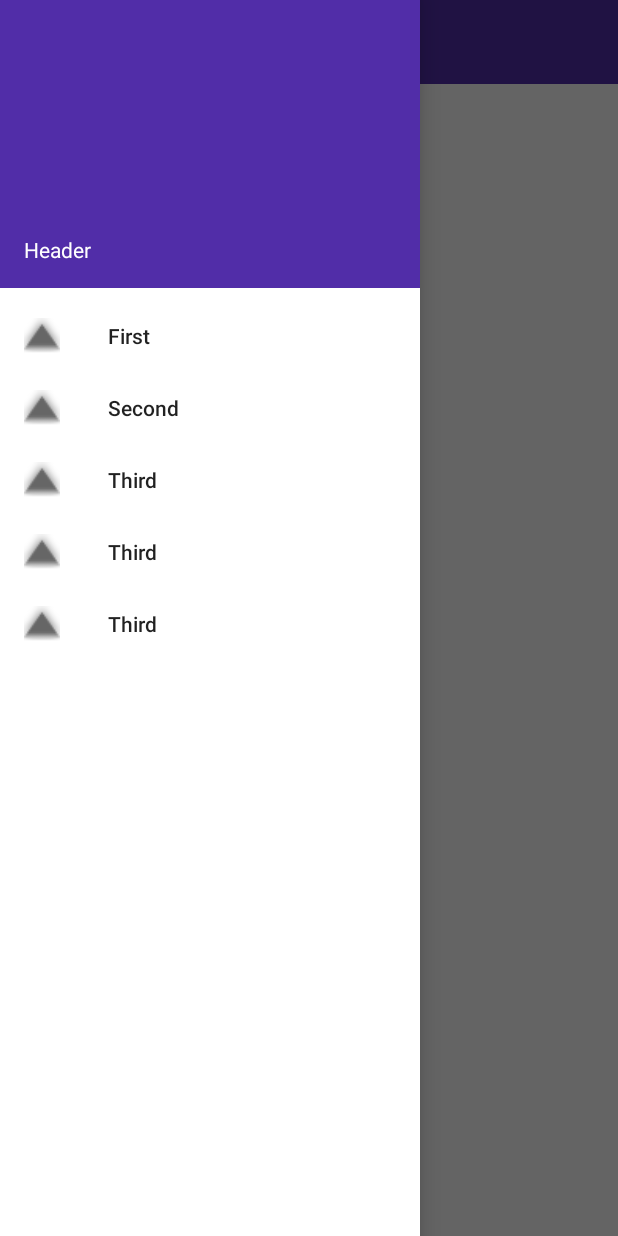
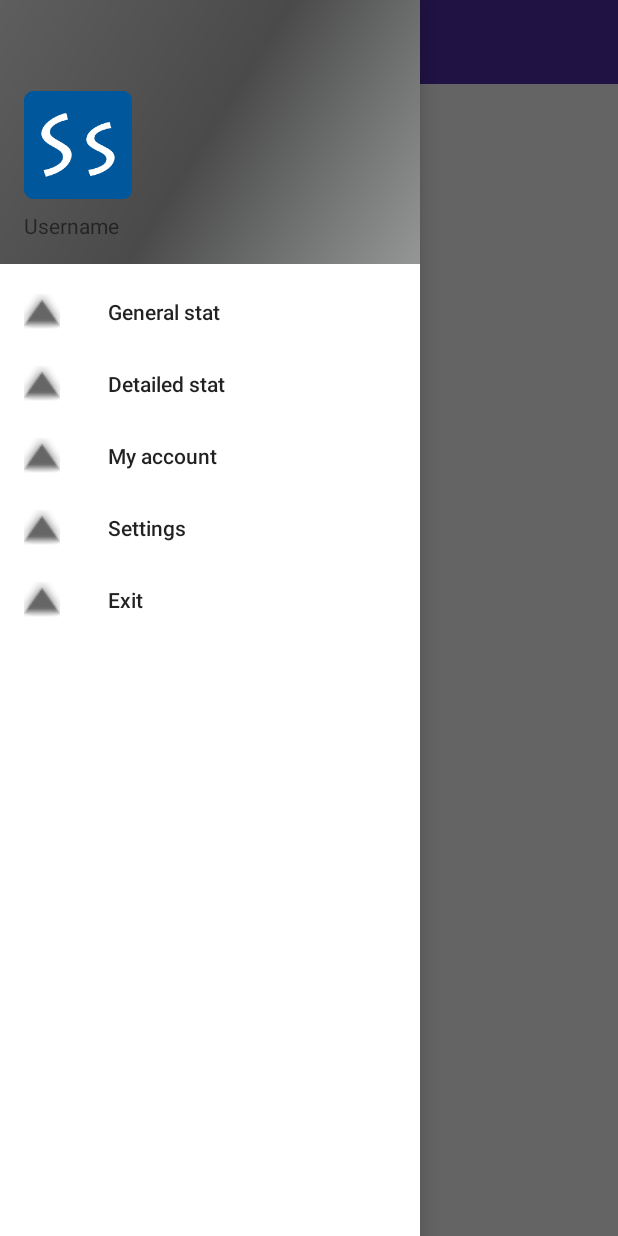
Before and after one commit to AlexAlizar/SearchStat, an Android app: the screen it shows after launch (MainActivity), with the side drawer open, on a phone screen of 412 x 824 dp. Run offline under Robolectric (Android 15) with nearby library versions, the phone set to English and light mode, and no system bars.

```diff
--- a/android_ui/app/src/main/java/alizarchik/alex/searchstat/IRestApi.java
+++ b/android_ui/app/src/main/java/alizarchik/alex/searchstat/IRestApi.java
@@ -2,6 +2,7 @@ package alizarchik.alex.searchstat;
 
 import java.util.List;
 
+import alizarchik.alex.searchstat.Model.DailyStatisticsModel;
 import retrofit2.Call;
 import retrofit2.http.GET;
 import retrofit2.http.Query;
--- a/android_ui/app/src/main/java/alizarchik/alex/searchstat/MainActivity.java
+++ b/android_ui/app/src/main/java/alizarchik/alex/searchstat/MainActivity.java
@@ -74,12 +74,9 @@ public class MainActivity extends AppCompatActivity {
 
     private void setupDrawerContent(NavigationView navigationView) {
         navigationView.setNavigationItemSelectedListener(
-                new NavigationView.OnNavigationItemSelectedListener() {
-                    @Override
-                    public boolean onNavigationItemSelected(MenuItem menuItem) {
-                        selectDrawerItem(menuItem);
-                        return true;
-                    }
+                menuItem -> {
+                    selectDrawerItem(menuItem);
+                    return true;
                 });
     }
 
--- a/android_ui/app/src/main/java/alizarchik/alex/searchstat/DailyStatisticsModel.java
+++ b/android_ui/app/src/main/java/alizarchik/alex/searchstat/Model/DailyStatisticsModel.java
@@ -1,4 +1,4 @@
-package alizarchik.alex.searchstat;
+package alizarchik.alex.searchstat.Model;
 
 import com.google.gson.annotations.Expose;
 import com.google.gson.annotations.SerializedName;
--- a/android_ui/app/src/main/res/drawable-v24/side_nav_bar.xml
+++ b/android_ui/app/src/main/res/drawable/side_navigation_bar.xml
@@ -1,9 +1,12 @@
+<?xml version="1.0" encoding="utf-8"?>
 <shape xmlns:android="http://schemas.android.com/apk/res/android"
     android:shape="rectangle">
+
     <gradient
         android:angle="135"
         android:centerColor="#4A4A4A"
         android:endColor="#5e5e5e"
         android:startColor="#959797"
-        android:type="linear" />
+        android:type="linear"/>
+
 </shape>
--- a/android_ui/app/src/main/res/layout/nav_header.xml
+++ b/android_ui/app/src/main/res/layout/nav_header.xml
@@ -1,18 +1,29 @@
 <?xml version="1.0" encoding="utf-8"?>
-<LinearLayout xmlns:android="http://schemas.android.com/apk/res/android"
-              android:layout_width="match_parent"
-              android:layout_height="192dp"
-              android:background="?attr/colorPrimaryDark"
-              android:padding="16dp"
-              android:theme="@style/ThemeOverlay.AppCompat.Dark"
-              android:orientation="vertical"
-              android:gravity="bottom">
+<LinearLayout
+    xmlns:android="http://schemas.android.com/apk/res/android"
+    xmlns:app="http://schemas.android.com/apk/res-auto"
+    android:layout_width="match_parent"
+    android:layout_height="@dimen/nav_header_height"
+    android:gravity="bottom"
+    android:orientation="vertical"
+    android:background="@drawable/side_navigation_bar"
+    android:paddingBottom="@dimen/activity_vertical_margin"
+    android:paddingLeft="@dimen/activity_horizontal_margin"
+    android:paddingRight="@dimen/activity_horizontal_margin"
+    android:paddingTop="@dimen/activity_vertical_margin">
+
+    <ImageView
+        android:id="@+id/imageView"
+        android:layout_width="wrap_content"
+        android:layout_height="wrap_content"
+        android:paddingTop="@dimen/nav_header_vertical_spacing"
+        app:srcCompat="@mipmap/ic_launcher_round"/>
 
     <TextView
-        android:layout_width="match_parent"
+        android:id="@+id/username"
+        android:layout_width="wrap_content"
         android:layout_height="wrap_content"
-        android:text="Header"
-        android:textColor="@android:color/white"
-        android:textAppearance="@style/TextAppearance.AppCompat.Body1"/>
+        android:paddingTop="@dimen/nav_header_vertical_spacing"
+        android:text="@string/username"/>
 
 </LinearLayout>
--- a/android_ui/app/src/main/res/menu/drawer_view.xml
+++ b/android_ui/app/src/main/res/menu/drawer_view.xml
@@ -4,22 +4,22 @@
         <item
             android:id="@+id/general_stat"
             android:icon="@android:drawable/arrow_up_float"
-            android:title="First"/>
+            android:title="General stat"/>
         <item
             android:id="@+id/detailed_stat"
             android:icon="@android:drawable/arrow_up_float"
-            android:title="Second"/>
+            android:title="Detailed stat"/>
         <item
             android:id="@+id/account"
             android:icon="@android:drawable/arrow_up_float"
-            android:title="Third"/>
+            android:title="My account"/>
         <item
             android:id="@+id/settings"
             android:icon="@android:drawable/arrow_up_float"
-            android:title="Third"/>
+            android:title="Settings"/>
         <item
             android:id="@+id/exit"
             android:icon="@android:drawable/arrow_up_float"
-            android:title="Third"/>
+            android:title="Exit"/>
     </group>
 </menu>
```
Also changed, not shown: android_ui/app/src/main/res/drawable-v24/ic_launcher_background.xml (deleted, +0 -171 lines), android_ui/app/src/main/res/drawable-v24/ic_launcher_foreground.xml (deleted, +0 -34 lines), android_ui/app/src/main/res/drawable-v24/ic_menu_camera.xml (deleted, +0 -12 lines), android_ui/app/src/main/res/drawable-v24/ic_menu_gallery.xml (deleted, +0 -9 lines), android_ui/app/src/main/res/drawable-v24/ic_menu_manage.xml (deleted, +0 -9 lines), android_ui/app/src/main/res/drawable-v24/ic_menu_send.xml (deleted, +0 -9 lines), android_ui/app/src/main/res/drawable-v24/ic_menu_share.xml (deleted, +0 -9 lines), android_ui/app/src/main/res/drawable-v24/ic_menu_slideshow.xml (deleted, +0 -9 lines).
